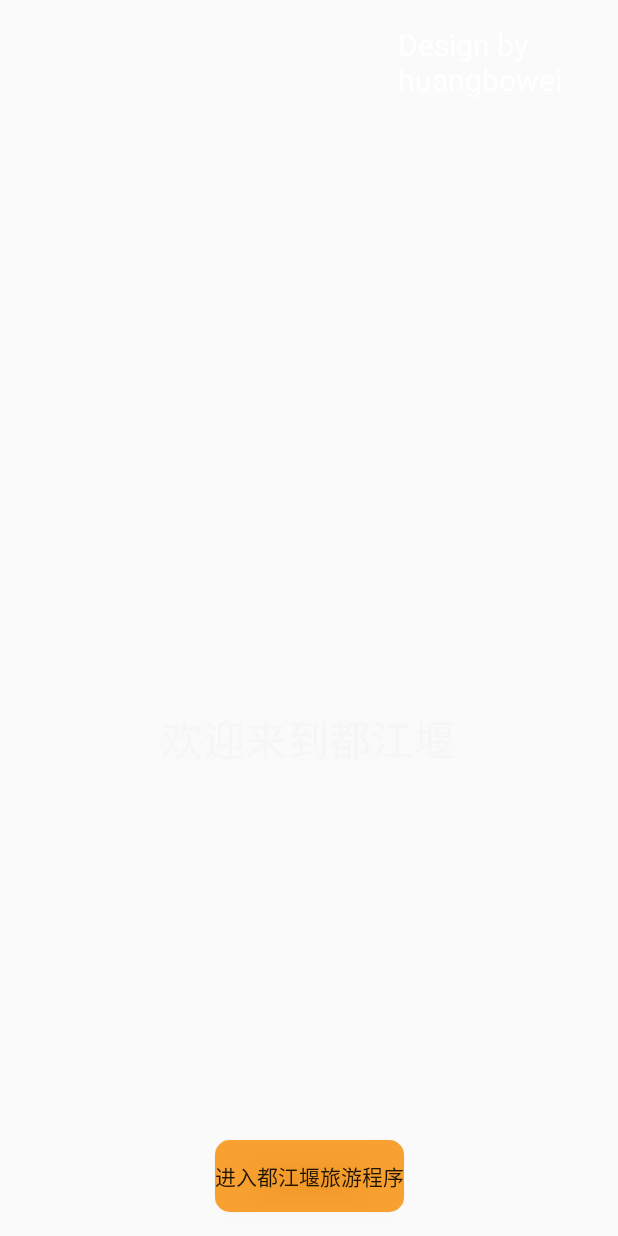
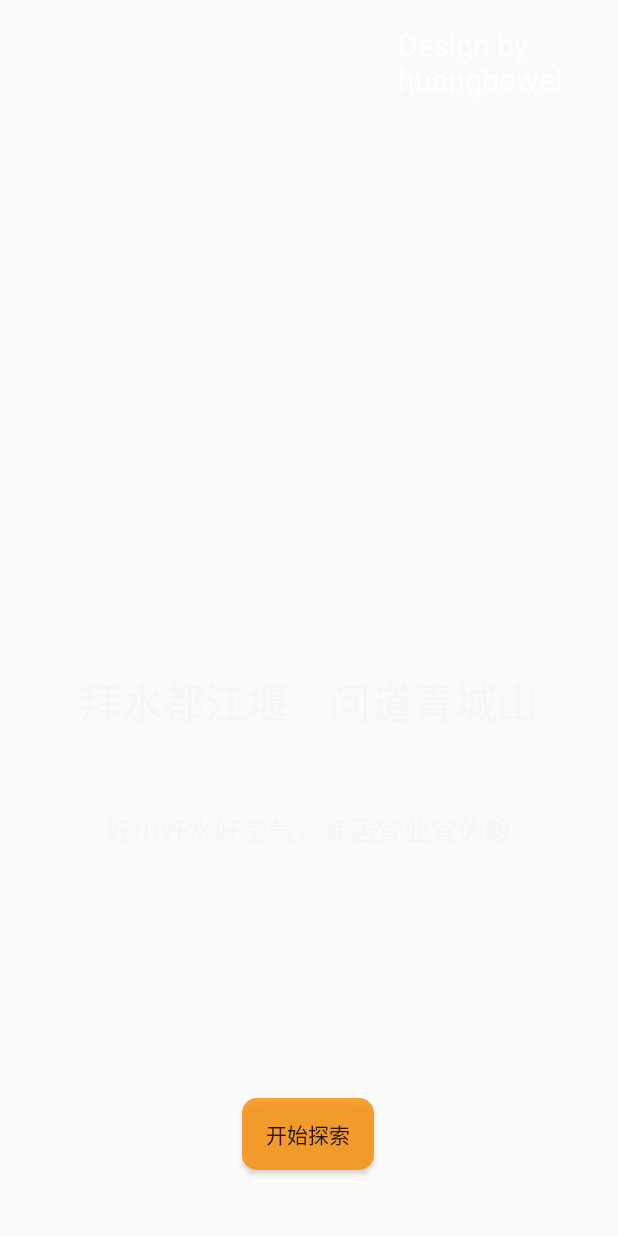
Before and after one commit to H-Bole/andriod-studio_work, an Android app: the layout launch_page.xml on its own in the app's theme, with its tools: preview values and no code run, on a phone screen of 412 x 824 dp. Run offline under Robolectric (Android 15) with nearby library versions, the light colour scheme and no system bars.

Commit message:
启动页修改

```diff
--- a/app/src/main/res/layout/launch_page.xml
+++ b/app/src/main/res/layout/launch_page.xml
@@ -21,28 +21,43 @@
 
         <TextView
             android:id="@+id/home_textview"
-            android:layout_width="wrap_content"
-            android:layout_height="wrap_content"
-            android:text="欢迎来到都江堰"
+            android:layout_width="365dp"
+            android:layout_height="44dp"
+            android:gravity="center"
+            android:text="拜水都江堰    问道青城山"
             android:textColor="#F5F6F8"
             android:textSize="28sp"
             app:layout_constraintBottom_toBottomOf="parent"
             app:layout_constraintEnd_toEndOf="parent"
-            app:layout_constraintHorizontal_bias="0.498"
             app:layout_constraintStart_toStartOf="parent"
             app:layout_constraintTop_toTopOf="parent"
-            app:layout_constraintVertical_bias="0.603" />
+            app:layout_constraintVertical_bias="0.572" />
+
+        <TextView
+            android:id="@+id/textView25"
+            android:layout_width="310dp"
+            android:layout_height="38dp"
+            android:layout_marginTop="44dp"
+            android:gravity="center"
+            android:text="好山好水好空气，宜居宜业宜休憩"
+            android:textColor="#F5F6F8"
+            android:textSize="18sp"
+            app:layout_constraintEnd_toEndOf="parent"
+            app:layout_constraintHorizontal_bias="0.495"
+            app:layout_constraintStart_toStartOf="parent"
+            app:layout_constraintTop_toBottomOf="@+id/home_textview" />
 
         <Button
             android:id="@+id/btn_first"
             android:layout_width="wrap_content"
             android:layout_height="wrap_content"
-            android:layout_marginBottom="16dp"
+            android:layout_marginBottom="44dp"
             android:background="@drawable/btn_shape"
             android:forceDarkAllowed="false"
-            android:text="进入都江堰旅游程序"
+            android:text="开始探索"
             app:layout_constraintBottom_toBottomOf="parent"
             app:layout_constraintEnd_toEndOf="parent"
+            app:layout_constraintHorizontal_bias="0.498"
             app:layout_constraintStart_toStartOf="parent" />
 
         <TextView
```
